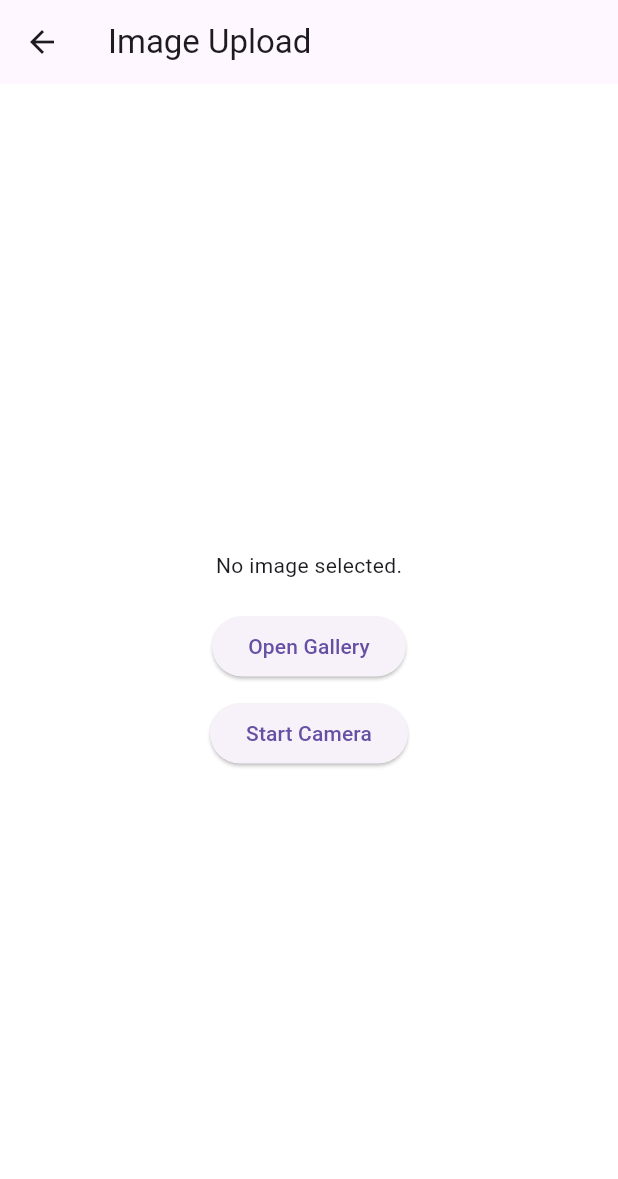
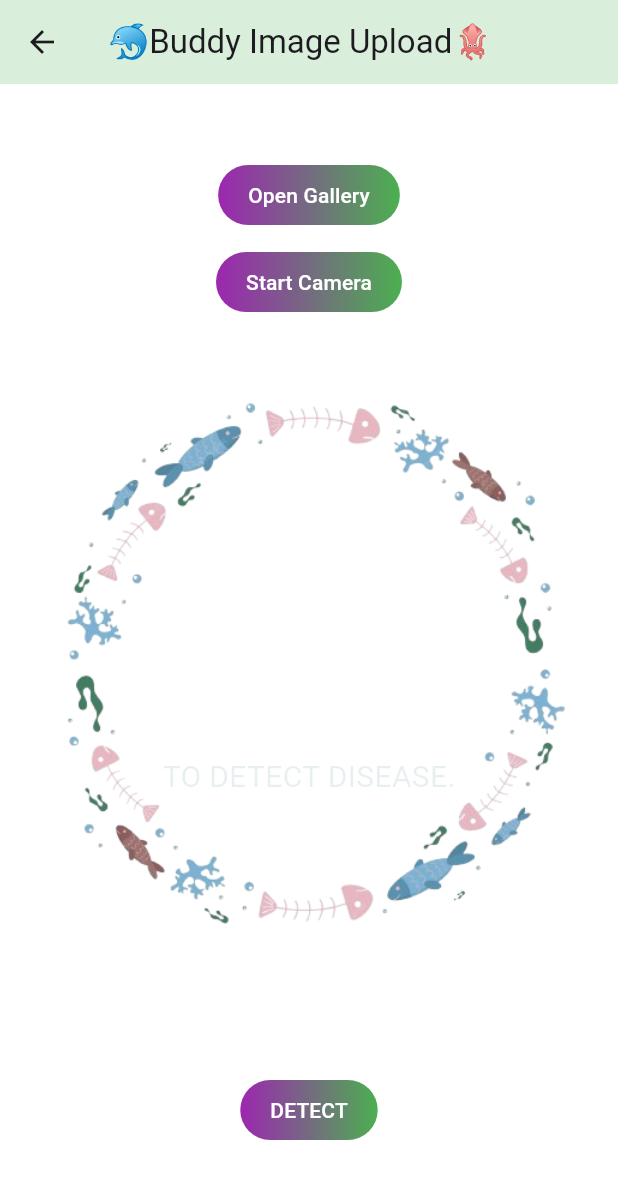
Before and after one commit to nethmi2000/flutter_application_1, a Flutter app: the ImageUploadScreen screen opened directly, after a tap on "Open Gallery", on a phone screen of 412 x 824 dp. Shown: the top 1179 px of the screen. Run offline on Flutter 3.47's test engine with Material 3 defaults, Android fonts, the phone set to English and light mode, and no system bars; our stand-ins replace image_picker.

Commit message:
made UI changes

```diff
--- /dev/null
+++ b/lib/Screens/Constants/api_constants.dart
@@ -0,0 +1,4 @@
+// import 'package:flutter/material.dart';
+
+// String BASE_URL = "https://api.openai.com/v1";
+// String API_KEY = "YOUR_API_KEY"; // Replace with your actual API key
--- a/lib/Screens/Login/login_screen.dart
+++ b/lib/Screens/Login/login_screen.dart
@@ -14,15 +14,15 @@ class LoginScreen extends StatelessWidget {
       extendBodyBehindAppBar: true,
       body: Stack(
         children: <Widget>[
-          // Background image
-          Container(
-            decoration: BoxDecoration(
-              image: DecorationImage(
-                image: AssetImage("assets/images/L2.png"),
-                fit: BoxFit.cover,
-              ),
-            ),
-          ),
+          // // Background image
+          // Container(
+          //   decoration: BoxDecoration(
+          //     image: DecorationImage(
+          //       image: AssetImage("assets/images/L2.png"),
+          //       fit: BoxFit.cover,
+          //     ),
+          //   ),
+          // ),
           // Top image
           Positioned(
             top: 0,
--- a/lib/Screens/WHome/image_upload.dart
+++ b/lib/Screens/WHome/image_upload.dart
@@ -3,31 +3,32 @@ import 'package:image_picker/image_picker.dart';
 import 'dart:io';
 
 class ImageUploadScreen extends StatefulWidget {
+  const ImageUploadScreen({super.key});
+
   @override
   _ImageUploadScreenState createState() => _ImageUploadScreenState();
 }
 
 class _ImageUploadScreenState extends State<ImageUploadScreen> {
-  File? _image; // Variable to hold the selected image
+  File? _image;
 
   Future<void> _openGallery() async {
-    print("Open Gallery button pressed"); // Debugging
-    final ImagePicker _picker = ImagePicker();
-    final pickedFile = await _picker.pickImage(source: ImageSource.gallery);
+    print("Open Gallery button pressed");
+    final ImagePicker picker = ImagePicker();
+    final pickedFile = await picker.pickImage(source: ImageSource.gallery);
 
     if (pickedFile != null) {
       setState(() {
-        _image =
-            File(pickedFile.path); // Update the state with the selected image
+        _image = File(pickedFile.path);
       });
     } else {
-      print("No image selected"); // Debugging
+      print("No image selected");
     }
   }
 
   Future<void> _startCamera() async {
-    final ImagePicker _picker = ImagePicker();
-    final pickedFile = await _picker.pickImage(source: ImageSource.camera);
+    final ImagePicker picker = ImagePicker();
+    final pickedFile = await picker.pickImage(source: ImageSource.camera);
 
     if (pickedFile != null) {
       setState(() {
@@ -37,30 +38,95 @@ class _ImageUploadScreenState extends State<ImageUploadScreen> {
     }
   }
 
+  void _detect() {
+    // Implement detection logic here
+    print("Detect button pressed");
+  }
+
   @override
   Widget build(BuildContext context) {
     return Scaffold(
       appBar: AppBar(
-        title: Text("Image Upload"),
+        title: const Text("🐬Buddy Image Upload🦑"),
+        backgroundColor:
+            const Color.fromARGB(52, 76, 175, 79), // Set AppBar color here
       ),
-      body: Center(
-        child: Column(
-          mainAxisAlignment: MainAxisAlignment.center,
-          children: [
-            _image == null
-                ? Text("No image selected.")
-                : Image.file(_image!), // Display the selected or captured image
-            SizedBox(height: 20), // Add some space
-            ElevatedButton(
-              onPressed: _openGallery,
-              child: Text("Open Gallery"),
+      body: Stack(
+        children: [
+          // Background Image
+          Center(
+            child: Container(
+              width: 600, // Adjust width of the background image
+              height: 400, // Adjust height of the background image
+              decoration: BoxDecoration(
+                image: DecorationImage(
+                  image: AssetImage(
+                      'assets/images/I1.png'), // Background image path
+                  fit: BoxFit.contain, // Adjust to fit within the container
+                ),
+              ),
             ),
-            SizedBox(height: 10), // Add some space
-            ElevatedButton(
-              onPressed: _startCamera,
-              child: Text("Start Camera"),
+          ),
+          // Main content with buttons and image display
+          Column(
+            children: [
+              const SizedBox(height: 50), // Space from top of the screen
+              _buildGradientButton("Open Gallery", _openGallery),
+              const SizedBox(height: 10),
+              _buildGradientButton("Start Camera", _startCamera),
+              Expanded(
+                child: Center(
+                  child: _image == null
+                      ? const Text(
+                          "TO DETECT DISEASE.",
+                          style: TextStyle(
+                              color: Color.fromARGB(24, 1, 89, 99),
+                              fontSize: 20),
+                        )
+                      : Image.file(
+                          _image!,
+                          height: 600, // Adjustable height for displayed image
+                          width: 400, // Adjustable width for displayed image
+                          fit: BoxFit.cover,
+                        ),
+                ),
+              ),
+            ],
+          ),
+          // DETECT button near the bottom
+          Positioned(
+            bottom: 60, // Position the button slightly above the bottom
+            left: 0,
+            right: 0,
+            child: Center(
+              child: _buildGradientButton("DETECT", _detect),
             ),
-          ],
+          ),
+        ],
+      ),
+    );
+  }
+
+  ElevatedButton _buildGradientButton(String text, VoidCallback onPressed) {
+    return ElevatedButton(
+      onPressed: onPressed,
+      style: ElevatedButton.styleFrom(
+        backgroundColor: Colors.transparent,
+        shadowColor: Colors.transparent,
+      ),
+      child: Ink(
+        decoration: BoxDecoration(
+          gradient: const LinearGradient(
+            colors: [Colors.purple, Colors.green], // Combine purple and green
+          ),
+          borderRadius: BorderRadius.circular(30),
+        ),
+        child: Container(
+          padding: const EdgeInsets.symmetric(horizontal: 20, vertical: 10),
+          child: Text(
+            text,
+            style: const TextStyle(color: Colors.white), // Button text color
+          ),
         ),
       ),
     );
```
Also changed, not shown: lib/Screens/Services/api_service.dart (added, +46 -0 lines), pubspec.yaml (+4 -1 lines), assets/images/I1.png (added), assets/images/I2.png (added), assets/images/I3.png (added), assets/images/U1.png (added), 2 other files.
